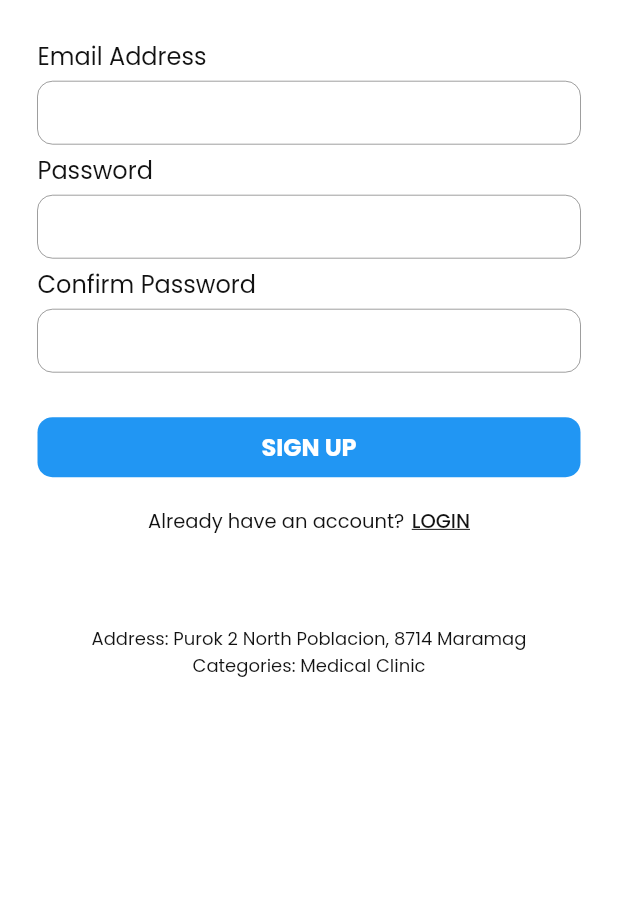
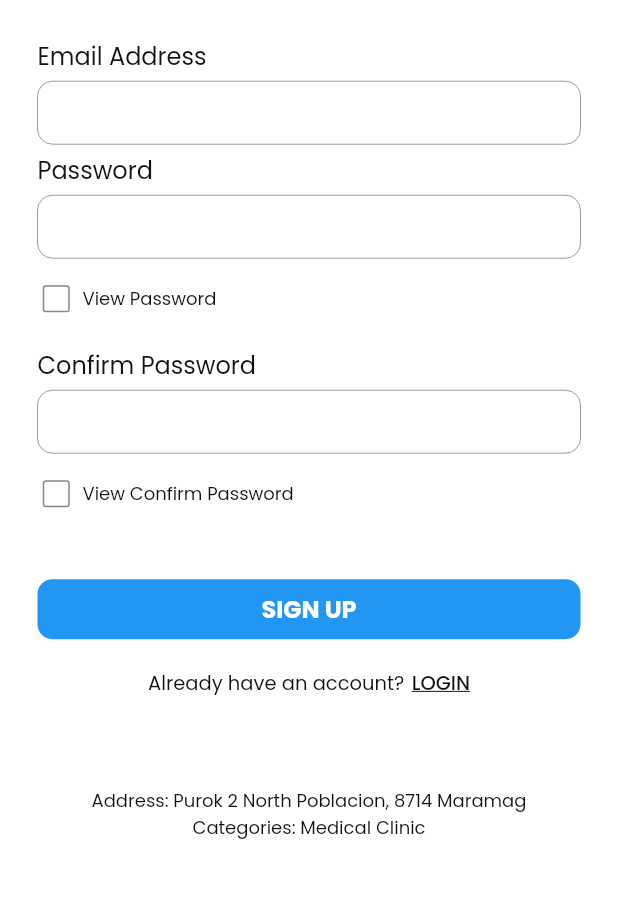
Before and after one commit to diffident016/online-clinic-appointment-apk, a Flutter app: the SignUp screen opened directly, on a phone screen of 412 x 824 dp, the part 247-1145 px from its top. Run offline on Flutter 3.47's test engine with Material 2 defaults, Android fonts, the phone set to English and light mode, and no system bars; our stand-ins replace chat_bubbles, flutter_secure_storage, fluttertoast, image_picker, jwt_decoder, nanoid and 5 more; missing offline and left inert: age_calculator, qr_code_scanner; accounts and stored records are empty.

Commit message:
feat(signup): added view password checkboxes

```diff
--- a/lib/screens/auth/sign_up.dart
+++ b/lib/screens/auth/sign_up.dart
@@ -20,6 +20,11 @@
   final _password = TextEditingController();
   final _name = TextEditingController();
   final _cpassword = TextEditingController();
+
+  bool viewPassword = false;
+  bool obscurePassword = true;
+  bool viewConfirmPassword = false;
+  bool obscureConfirmPassword = true;
 
   void signUp() {
     FocusScope.of(context).unfocus();
@@ -130,7 +135,41 @@
                               }
                               return null;
                             },
-                            obscured: true),
+                            obscured: obscurePassword),
+                        Padding(
+                          padding: const EdgeInsets.symmetric(vertical: 3),
+                          child: Row(
+                            children: [
+                              SizedBox(
+                                width: 25,
+                                child: Checkbox(
+                                  value: viewPassword,
+                                  checkColor: Colors.white,
+                                  activeColor: primaryColor,
+                                  onChanged: (value) {
+                                    setState(() {
+                                      viewPassword = value!;
+                                      obscurePassword = !value;
+                                    });
+                                  },
+                                  side: BorderSide(
+                                      width: 1,
+                                      color: textColor.withOpacity(0.5)),
+                                  shape: RoundedRectangleBorder(
+                                      borderRadius: BorderRadius.circular(2)),
+                                ),
+                              ),
+                              const SizedBox(
+                                width: 5,
+                              ),
+                              const Text(
+                                'View Password',
+                                style:
+                                    TextStyle(color: textColor, fontSize: 12),
+                              )
+                            ],
+                          ),
+                        ),
                         inputLabel('Confirm Password'),
                         inputField(
                             controller: _cpassword,
@@ -144,7 +183,41 @@
                               }
                               return null;
                             },
-                            obscured: true),
+                            obscured: obscureConfirmPassword),
+                        Padding(
+                          padding: const EdgeInsets.symmetric(vertical: 3),
+                          child: Row(
+                            children: [
+                              SizedBox(
+                                width: 25,
+                                child: Checkbox(
+                                  value: viewConfirmPassword,
+                                  checkColor: Colors.white,
+                                  activeColor: primaryColor,
+                                  onChanged: (value) {
+                                    setState(() {
+                                      viewConfirmPassword = value!;
+                                      obscureConfirmPassword = !value;
+                                    });
+                                  },
+                                  side: BorderSide(
+                                      width: 1,
+                                      color: textColor.withOpacity(0.5)),
+                                  shape: RoundedRectangleBorder(
+                                      borderRadius: BorderRadius.circular(2)),
+                                ),
+                              ),
+                              const SizedBox(
+                                width: 5,
+                              ),
+                              const Text(
+                                'View Confirm Password',
+                                style:
+                                    TextStyle(color: textColor, fontSize: 12),
+                              )
+                            ],
+                          ),
+                        ),
                         const SizedBox(height: 30),
                         Buttons(
                             label: 'SIGN UP',
```
